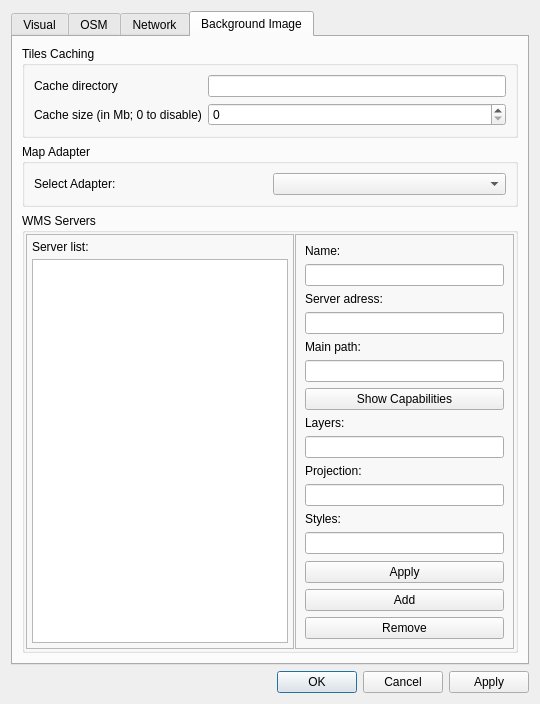
Qt form Preferences/PreferencesDialog.ui (openstreetmap/merkaartor) before a commit.
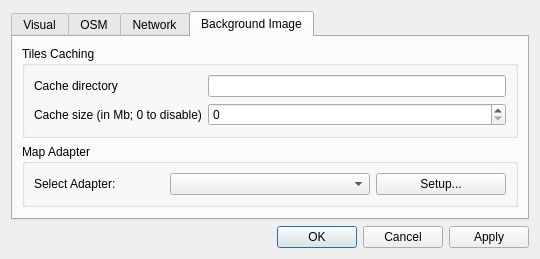
The same form after that commit.

Commit message: FIX : menu shortcuts (by streetmap) (fixes #736) FIX : WMS tweaks + more default server (url's by ColinMarquardt) (fixes #758) ADD : Preferences versioning FIX : remove tiles prefetching

Patch:
```diff
--- a/Preferences/PreferencesDialog.ui
+++ b/Preferences/PreferencesDialog.ui
@@ -7,7 +7,7 @@
     <x>0</x>
     <y>0</y>
     <width>540</width>
-    <height>291</height>
+    <height>250</height>
    </rect>
   </property>
   <property name="sizePolicy" >
@@ -314,192 +314,18 @@
                 </property>
                </widget>
               </item>
+              <item>
+               <widget class="QPushButton" name="btAdapterSetup" >
+                <property name="text" >
+                 <string>Setup...</string>
+                </property>
+               </widget>
+              </item>
              </layout>
             </widget>
            </item>
           </layout>
          </item>
-         <item>
-          <widget class="QGroupBox" name="grpWmsServers" >
-           <property name="title" >
-            <string>WMS Servers</string>
-           </property>
-           <layout class="QHBoxLayout" >
-            <property name="spacing" >
-             <number>1</number>
-            </property>
-            <property name="leftMargin" >
-             <number>1</number>
-            </property>
-            <property name="topMargin" >
-             <number>1</number>
-            </property>
-            <property name="rightMargin" >
-             <number>1</number>
-            </property>
-            <property name="bottomMargin" >
-             <number>1</number>
-            </property>
-            <item>
-             <widget class="QFrame" name="frame_2" >
-              <property name="frameShape" >
-               <enum>QFrame::StyledPanel</enum>
-              </property>
-              <property name="frameShadow" >
-               <enum>QFrame::Raised</enum>
-              </property>
-              <layout class="QVBoxLayout" >
-               <property name="spacing" >
-                <number>5</number>
-               </property>
-               <property name="leftMargin" >
-                <number>5</number>
-               </property>
-               <property name="topMargin" >
-                <number>5</number>
-               </property>
-               <property name="rightMargin" >
-                <number>5</number>
-               </property>
-               <property name="bottomMargin" >
-                <number>5</number>
-               </property>
-               <item>
-                <widget class="QLabel" name="label_10" >
-                 <property name="text" >
-                  <string>Server list:</string>
-                 </property>
-                </widget>
-               </item>
-               <item>
-                <widget class="QListWidget" name="lvWmsServers" />
-               </item>
-              </layout>
-             </widget>
-            </item>
-            <item>
-             <widget class="QFrame" name="frame" >
-              <property name="frameShape" >
-               <enum>QFrame::StyledPanel</enum>
-              </property>
-              <property name="frameShadow" >
-               <enum>QFrame::Raised</enum>
-              </property>
-              <layout class="QVBoxLayout" >
-               <item>
-                <widget class="QLabel" name="label_11" >
-                 <property name="text" >
-                  <string>Name:</string>
-                 </property>
-                </widget>
-               </item>
-               <item>
-                <widget class="QLineEdit" name="edWmsName" >
-                 <property name="minimumSize" >
-                  <size>
-                   <width>100</width>
-                   <height>0</height>
-                  </size>
-                 </property>
-                </widget>
-               </item>
-               <item>
-                <widget class="QLabel" name="label_5" >
-                 <property name="text" >
-                  <string>Server adress:</string>
-                 </property>
-                </widget>
-               </item>
-               <item>
-                <widget class="QLineEdit" name="edWmsAdr" />
-               </item>
-               <item>
-                <widget class="QLabel" name="label_6" >
-                 <property name="text" >
-                  <string>Main path:</string>
-                 </property>
-                </widget>
-               </item>
-               <item>
-                <widget class="QLineEdit" name="edWmsPath" />
-               </item>
-               <item>
-                <widget class="QPushButton" name="btShowCapabilities" >
-                 <property name="text" >
-                  <string>Show Capabilities</string>
-                 </property>
-                </widget>
-               </item>
-               <item>
-                <widget class="QLabel" name="label_7" >
-                 <property name="text" >
-                  <string>Layers:</string>
-                 </property>
-                </widget>
-               </item>
-               <item>
-                <widget class="QLineEdit" name="edWmsLayers" />
-               </item>
-               <item>
-                <widget class="QLabel" name="label_8" >
-                 <property name="text" >
-                  <string>Projection:</string>
-                 </property>
-                </widget>
-               </item>
-               <item>
-                <widget class="QLineEdit" name="edWmsProj" />
-               </item>
-               <item>
-                <widget class="QLabel" name="label_9" >
-                 <property name="text" >
-                  <string>Styles:</string>
-                 </property>
-                </widget>
-               </item>
-               <item>
-                <widget class="QLineEdit" name="edWmsStyles" />
-               </item>
-               <item>
-                <spacer>
-                 <property name="orientation" >
-                  <enum>Qt::Vertical</enum>
-                 </property>
-                 <property name="sizeHint" >
-                  <size>
-                   <width>20</width>
-                   <height>1</height>
-                  </size>
-                 </property>
-                </spacer>
-               </item>
-               <item>
-                <widget class="QPushButton" name="btApplyWmsServer" >
-                 <property name="text" >
-                  <string>Apply</string>
-                 </property>
-                </widget>
-               </item>
-               <item>
-                <widget class="QPushButton" name="btAddWmsServer" >
-                 <property name="text" >
-                  <string>Add</string>
-                 </property>
-                </widget>
-               </item>
-               <item>
-                <widget class="QPushButton" name="btDelWmsServer" >
-                 <property name="text" >
-                  <string>Remove</string>
-                 </property>
-                </widget>
-               </item>
-              </layout>
-             </widget>
-            </item>
-           </layout>
-          </widget>
-         </item>
          <item>
           <spacer>
            <property name="orientation" >
```
The commit also changes 20 other files.
